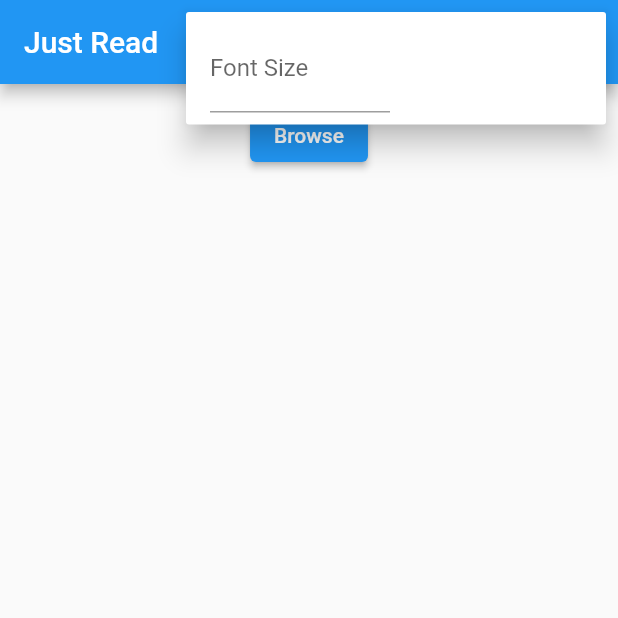
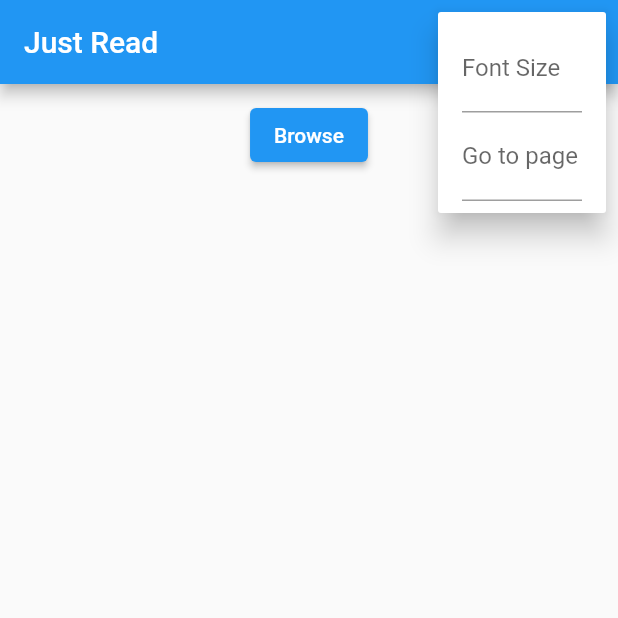
Before and after one commit to EhabBshara/just-read, a Flutter app: the screen it shows after launch, after a tap on the "more vert" icon, on a phone screen of 412 x 824 dp, the top half of it. Run offline on Flutter 3.47's test engine with Material 2 defaults, Android fonts, the phone set to English and light mode, and no system bars; our stand-ins replace file_picker, scrollable_positioned_list; missing offline and left inert: pdf_text, syncfusion_flutter_pdf.

Commit message:
add go to page in the drop down menu and a jankey scroll bar also change the default color to cyan for easier reading, colors will be customisable soon..

```diff
--- a/lib/models/settings.dart
+++ b/lib/models/settings.dart
@@ -4,13 +4,20 @@
 class Settings extends ChangeNotifier {
   int _defaultFontSize = 20;
   int _fontSize = 20;
+  int _goToPage = 0;
   late PDFReader _pdfReader;
 
   int get fontSize => _fontSize;
+  int get goToPageNum => _goToPage;
   PDFReader get pdf => _pdfReader;
 
   void changeFont(int newFontSize) {
     _fontSize = newFontSize > 10 ? newFontSize : _defaultFontSize;
+    notifyListeners();
+  }
+
+  void goToPage(int num) {
+    _goToPage = num;
     notifyListeners();
   }
 
--- a/lib/widgets/appbar.dart
+++ b/lib/widgets/appbar.dart
@@ -4,7 +4,8 @@
 import 'package:provider/provider.dart';
 
 AppBar buildAppBar(BuildContext context, {String title = ""}) {
-  var txt = TextEditingController();
+  var fontController = TextEditingController();
+  var goToController = TextEditingController();
   return AppBar(
     title: FittedBox(
       fit: BoxFit.fitWidth,
@@ -20,15 +21,11 @@
         itemBuilder: (context) => [
           PopupMenuItem(
             child: Container(
-              width: 200,
               child: Column(
                 children: [
-                  Row(
-                    children: [
                   SizedBox(
-                        width: 120,
                     child: TextField(
-                          controller: txt,
+                      controller: fontController,
                       decoration: InputDecoration(
                           labelText: "Font Size",
                           hintText: _getFontSize(context).toString()),
@@ -37,9 +34,18 @@
                       keyboardType: TextInputType.number,
                     ),
                   ),
-                    ],
+                  SizedBox(
+                    child: TextField(
+                      controller: goToController,
+                      decoration: InputDecoration(
+                          labelText: "Go to page",
+                          hintText:
+                              context.read<Settings>().goToPageNum.toString()),
+                      onSubmitted: (String value) =>
+                          _goToPage(context, int.parse(value)),
+                      keyboardType: TextInputType.number,
                     ),
-                  Row()
+                  ),
                 ],
               ),
             ),
@@ -55,6 +61,11 @@
   settings.changeFont(newFontSize);
 }
 
+void _goToPage(BuildContext context, int pageNum) {
+  var settings = context.read<Settings>();
+  settings.goToPage(pageNum);
+}
+
 int _getFontSize(BuildContext context) {
   return context.read<Settings>().fontSize;
 }
--- a/pubspec.yaml
+++ b/pubspec.yaml
@@ -34,6 +34,7 @@
   syncfusion_flutter_pdf: ^19.4.54-beta
   provider: ^6.0.0
   syncfusion_flutter_pdfviewer: ^19.4.54-beta
+  scrollable_positioned_list: ^0.2.3
 
 
 dev_dependencies:
```
Also changed, not shown: lib/screens/read.dart (+61 -20 lines), pubspec.lock. Lines whose indentation alone changed are shown as unchanged.
